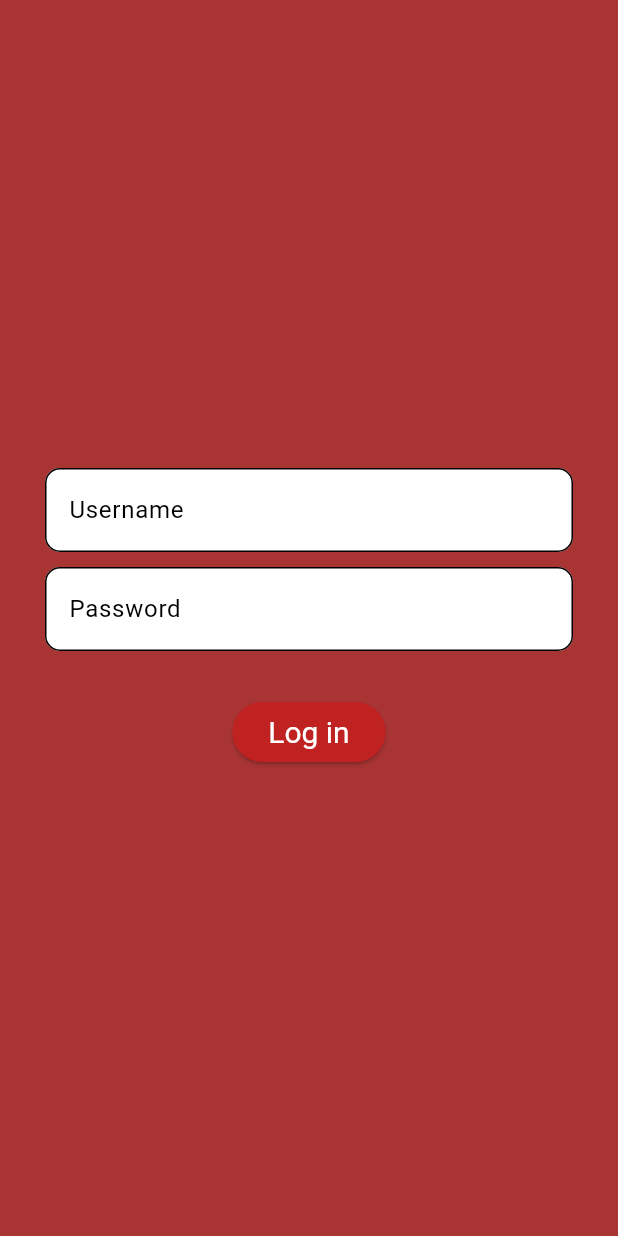
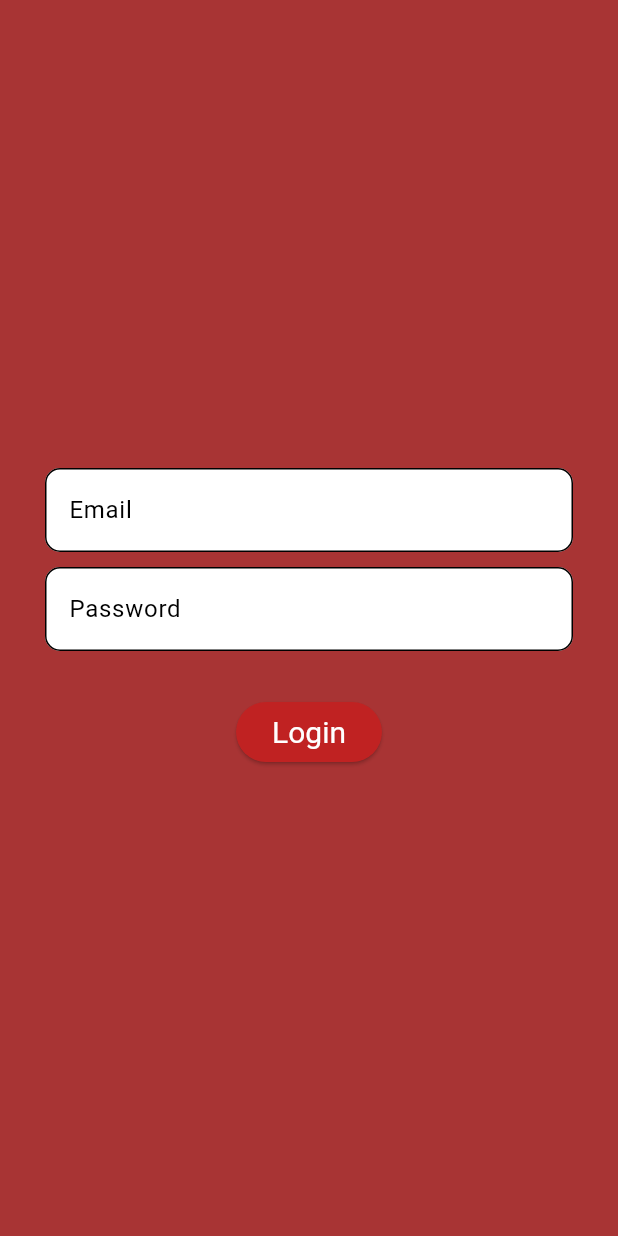
Before and after one commit to vorwerick/project-jay-app, a Flutter app: the screen it shows after launch, on a phone screen of 412 x 824 dp. Run offline on Flutter 3.47's test engine with Material 3 defaults, Android fonts, the phone set to English and light mode, and no system bars; our stand-ins replace go_router.

Commit message:
feat: added ui skeleton

```diff
--- a/lib/main.dart
+++ b/lib/main.dart
@@ -26,7 +26,7 @@
           primary: Color(0xFFC02222),
           inversePrimary: Color(0xFFA83434),
           onPrimary: Colors.blue,
-          secondary: Colors.orange,
+          secondary: Colors.white,
           background: Color(0xFF4b4a4a),
           onBackground: Colors.white,
           tertiary: Colors.deepPurple,
--- /dev/null
+++ b/lib/presentation/components/jay_text_form_field.dart
@@ -0,0 +1,21 @@
+import 'package:flutter/material.dart';
+
+class JayTextFormField extends StatelessWidget {
+  final String? labelText;
+
+  const JayTextFormField({super.key, this.labelText});
+
+  @override
+  Widget build(BuildContext context) {
+    return TextFormField(
+      decoration: InputDecoration(
+          filled: true,
+          fillColor: Colors.white,
+          border: OutlineInputBorder(
+            borderRadius: BorderRadius.circular(10),
+          ),
+          labelText: labelText,
+          label: null),
+    );
+  }
+}
--- a/lib/presentation/pages/login_page.dart
+++ b/lib/presentation/pages/login_page.dart
@@ -1,3 +1,4 @@
+import 'package:app/presentation/components/jay_text_form_field.dart';
 import 'package:app/presentation/navigation/routes.dart';
 import 'package:flutter/material.dart';
 import 'package:go_router/go_router.dart';
@@ -7,7 +8,6 @@
 
   @override
   Widget build(final BuildContext context) {
-    // TODO: implement build
     return SafeArea(
       child: Center(
           child: Padding(
@@ -15,35 +15,21 @@
         child: Column(
           mainAxisAlignment: MainAxisAlignment.center,
           children: [
-            TextFormField(
-              decoration: InputDecoration(
-                filled: true,
-                fillColor: Colors.white,
-                border: OutlineInputBorder(
-                  borderRadius: BorderRadius.circular(10),
-                ),
-                labelText: 'Username',
-              ),
+            const JayTextFormField(
+              labelText: 'Email',
             ),
             const SizedBox(
               height: 10,
             ),
-            TextFormField(
-              decoration: InputDecoration(
-                  filled: true,
-                  fillColor: Colors.white,
-                  border: OutlineInputBorder(
-                    borderRadius: BorderRadius.circular(10),
-                  ),
-                  labelText: 'Password',
-                  label: null),
+            const JayTextFormField(
+              labelText: 'Password',
             ),
             const SizedBox(
               height: 30,
             ),
             ElevatedButton(
               onPressed: () => {context.go(AppRoutes.home.path)},
-              child: const Text('Log in'),
+              child: const Text('Login'),
             )
           ],
         ),
```
Also changed, not shown: lib/presentation/components/jay_bottom_navigation_bar.dart (added, +32 -0 lines), lib/presentation/components/jay_drawer.dart (added, +41 -0 lines), lib/presentation/pages/home_page.dart (+44 -3 lines), lib/presentation/pages/screens/event_details_screen.dart (added, +10 -0 lines), lib/presentation/pages/screens/map_screen.dart (added, +10 -0 lines), lib/presentation/pages/screens/participants_screen.dart (added, +10 -0 lines).
